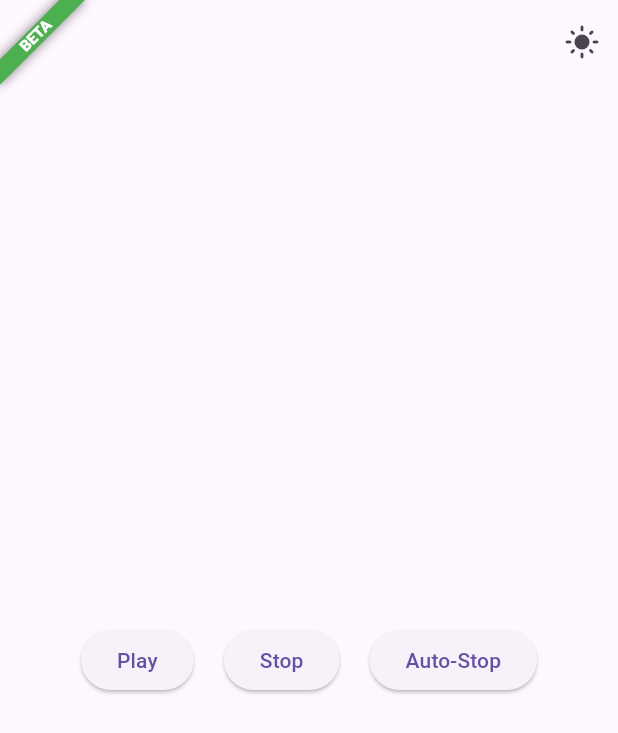
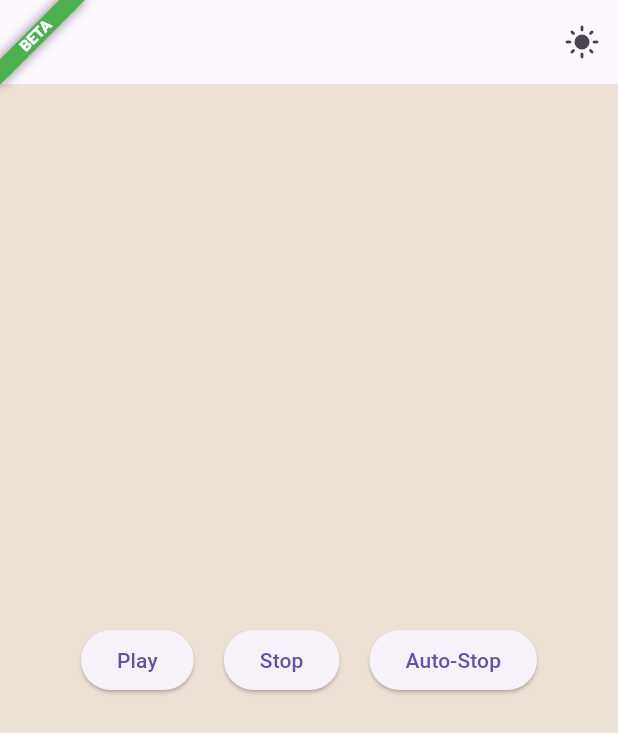
Before and after one commit to matthewwcole/equanMAN, a Flutter app: the screen it shows after launch, on a phone screen of 412 x 824 dp. Shown: the top 733 px of the screen. Run offline on Flutter 3.47's test engine with Material 3 defaults, Android fonts, the phone set to English and light mode, and no system bars; our stand-ins replace just_audio; missing offline and left inert: audio_session.

Commit message:
feat: Change light mode background color
- Set scaffoldBackgroundColor to #ede0d4 for the light theme.

```diff
--- a/lib/main.dart
+++ b/lib/main.dart
@@ -25,6 +25,7 @@ class MyApp extends StatelessWidget {
           theme: ThemeData(
             brightness: Brightness.light,
             primarySwatch: Colors.blue,
+            scaffoldBackgroundColor: const Color(0xFFEDE0D4),
             // elevatedButtonTheme: ElevatedButtonThemeData(
             //   style: ButtonStyle(
             //     backgroundColor:
```
